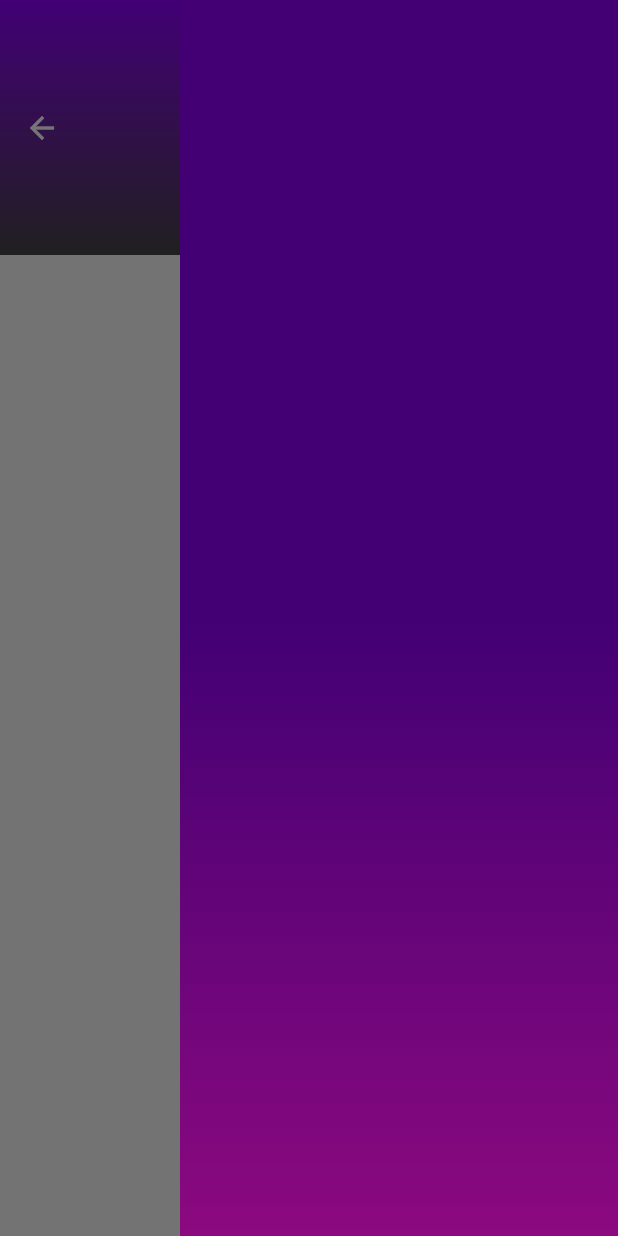
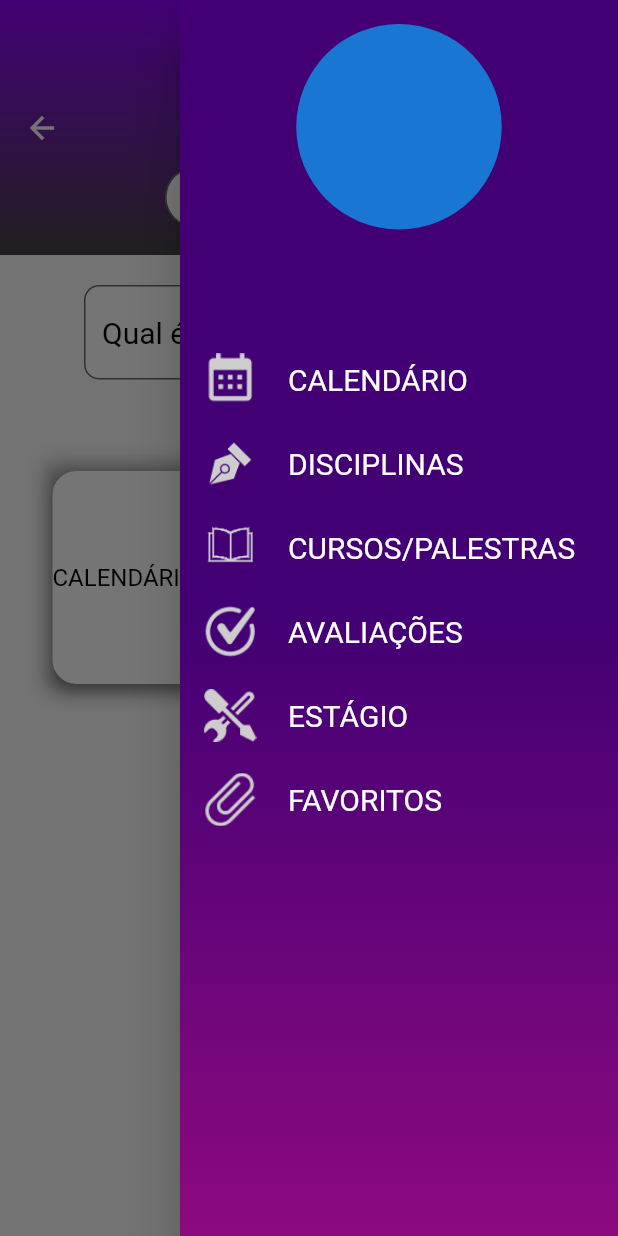
Before and after one commit to GabsJungles/info_unit_study, a Flutter app: the HomePage screen opened directly, with the side drawer open, on a phone screen of 412 x 824 dp. Run offline on Flutter 3.47's test engine with Material 2 defaults, Android fonts, the phone set to English and light mode, and no system bars; our stand-ins replace cloud_firestore, firebase_core, google_fonts; accounts and stored records are empty; statements that could not run were skipped.

Commit message:
final appbar, final drawer, search bar halfway done, user and card model work in progress

```diff
--- a/lib/config/theme.dart
+++ b/lib/config/theme.dart
@@ -27,7 +27,7 @@ ThemeData theme() {
       headline3: TextStyle(
         color: Colors.white,
         fontWeight: FontWeight.normal,
-        fontSize: 12,
+        fontSize: 20,
       ),
       //QUAL É A BOA E USER
       headline4: TextStyle(
--- /dev/null
+++ b/lib/models/card_post_model.dart
@@ -0,0 +1,61 @@
+import 'package:cloud_firestore/cloud_firestore.dart';
+import 'package:flutter/material.dart';
+
+class CardPost extends StatefulWidget {
+  final String text;
+
+  // final Timestamp time;
+
+  const CardPost({ Key? key,
+  required this.text,
+  // required this.time,
+   }) : super(key: key);
+
+  @override
+  State<CardPost> createState() => _CardPostState();
+}
+
+class _CardPostState extends State<CardPost> {
+  @override
+  Widget build(BuildContext context) {
+    return Center(
+                child: Container(
+                  decoration: const BoxDecoration(
+                    boxShadow: [
+                      BoxShadow(
+                        color: Color.fromARGB(255, 156, 155, 155),
+                        blurRadius: 10.0
+                      )
+                    ]
+                  ),
+                  width: 350,
+                  height: 150,
+                  child: Card(
+                    color: Colors.white,
+                    elevation: 4,
+                    shape: RoundedRectangleBorder(
+                        borderRadius: BorderRadius.circular(16)),
+                    child: Center(
+                      child: Row(
+                        mainAxisAlignment: MainAxisAlignment.start,
+                        children: [
+                            Column(
+                              mainAxisSize: MainAxisSize.min,
+                              mainAxisAlignment: MainAxisAlignment.start,
+                              crossAxisAlignment: CrossAxisAlignment.start,
+                              children: [
+                                Text(
+                                  widget.text,
+                                  style: Theme.of(context).textTheme.headline4!.copyWith(color: Colors.black)
+                                ),
+                              ],
+                            ),
+
+                        ],
+                      ),
+                    ),
+                  ),
+                ),
+              );
+  }
+}
--- /dev/null
+++ b/lib/models/user_model.dart
@@ -0,0 +1,19 @@
+import 'package:flutter/cupertino.dart';
+
+class User{
+  final String? id;
+  final String nome;
+  final String email;
+  final String curso;
+  final int periodo;
+  final NetworkImage avatarImage;
+
+  User({
+  required this.id,
+  required this.nome,
+  required this.email,
+  required this.curso,
+  required this.periodo,
+  required this.avatarImage,
+  });
+}
--- /dev/null
+++ b/lib/pages/calendario_page.dart
@@ -0,0 +1,29 @@
+import 'package:flutter/material.dart';
+import 'package:info_unity_study/models/card_post_model.dart';
+import 'package:info_unity_study/widgets/criar_post.dart';
+import 'package:info_unity_study/widgets/custom_appbar.dart';
+import 'package:info_unity_study/widgets/custom_drawer.dart';
+
+class CalendarioPage extends StatefulWidget {
+  const CalendarioPage({ Key? key }) : super(key: key);
+
+  @override
+  State<CalendarioPage> createState() => _CalendarioPageState();
+}
+
+class _CalendarioPageState extends State<CalendarioPage> {
+  @override
+  Widget build(BuildContext context) {
+    return  Scaffold(
+      endDrawer: CustomDrawer(),
+      appBar: CustomAppBar(title: 'CALENDÁRIO'),
+      body: Column(
+        children: [
+          CriarPost(),
+          SizedBox(height: 40),
+          CardPost(text: 'teste')
+        ],
+      ),
+    );
+  }
+}
--- a/lib/pages/home_page.dart
+++ b/lib/pages/home_page.dart
@@ -1,5 +1,7 @@
 
 import 'package:flutter/material.dart';
+import 'package:info_unity_study/models/card_post_model.dart';
+import 'package:info_unity_study/widgets/criar_post.dart';
 import 'package:info_unity_study/widgets/custom_appbar.dart';
 import 'package:info_unity_study/widgets/custom_drawer.dart';
 
@@ -28,9 +30,16 @@ class _HomePageState extends State<HomePage> {
 
   @override
   Widget build(BuildContext context) {
-    return const Scaffold(
+    return Scaffold(
       endDrawer: CustomDrawer(),
-      appBar: CustomAppBar(title: 'teste'),
+      appBar: CustomAppBar(title: 'INFO UNITY STUDY'),
+      body: Column(
+        children: [
+          CriarPost(),
+          SizedBox(height: 40),
+          CardPost(text: 'CALENDÁRIO')
+        ],
+      ),
     );
   }
 }
--- /dev/null
+++ b/lib/widgets/criar_post.dart
@@ -0,0 +1,36 @@
+import 'package:flutter/material.dart';
+
+class CriarPost extends StatefulWidget {
+  const CriarPost({ Key? key }) : super(key: key);
+
+  @override
+  State<CriarPost> createState() => _CriarPostState();
+}
+
+class _CriarPostState extends State<CriarPost> {
+  @override
+  Widget build(BuildContext context) {
+    return Row(
+      mainAxisAlignment: MainAxisAlignment.center,
+      children: [
+        Container(
+          margin: EdgeInsets.fromLTRB(20,20,20,0),
+          width: 300,
+          height: 80,
+          child: TextField(
+            decoration: InputDecoration(
+              hintText: 'Qual é a boa?',
+              hintStyle: Theme.of(context).textTheme.headline3!.copyWith(color: Colors.black),
+              filled: true,
+              fillColor: Colors.white,
+              border: OutlineInputBorder(
+                borderRadius: BorderRadius.circular(10),
+                borderSide: BorderSide(color: Colors.black)
+              )
+            ),
+          ),
+        ),
+      ],
+    );
+  }
+}
--- a/lib/widgets/custom_appbar.dart
+++ b/lib/widgets/custom_appbar.dart
@@ -1,5 +1,6 @@
 import 'package:flutter/material.dart';
 import 'package:info_unity_study/config/theme.dart';
+import 'package:info_unity_study/widgets/search_bar.dart';
 
 class CustomAppBar extends StatelessWidget with PreferredSizeWidget {
   final String title;
@@ -29,8 +30,6 @@ class CustomAppBar extends StatelessWidget with PreferredSizeWidget {
       elevation: 0,
       centerTitle: true,
      actions: [
-            Column(
-              children: [
             Builder(
               builder: ((context) {
                 return IconButton(
@@ -38,8 +37,6 @@ class CustomAppBar extends StatelessWidget with PreferredSizeWidget {
                     onPressed: () => Scaffold.of(context).openEndDrawer(),
                   );
               }),
-                ),
-              ],
             )
           ],
           title: Column(
@@ -54,19 +51,11 @@ class CustomAppBar extends StatelessWidget with PreferredSizeWidget {
                     fit: BoxFit.contain),
                     shape: BoxShape.circle),
                   ),
-                  const SizedBox(height: 20),
-              Text('INFO UNITY STUDY', style: Theme.of(context).textTheme.headline4),
+                  const SizedBox(height: 0),
+              Text(title, style: Theme.of(context).textTheme.headline3),
+              SearchBar(),
             ],
           ),
-      // actions: hasActions
-      //     ? [
-      //         IconButton(
-      //             icon: Icon(Icons.message,
-      //                 color: Colors.white),
-      //             onPressed: () {
-      //             }),
-      //       ]
-      //     : null,
     );
   }
 
--- a/lib/widgets/custom_drawer.dart
+++ b/lib/widgets/custom_drawer.dart
@@ -1,5 +1,6 @@
 import 'package:flutter/material.dart';
 import 'package:google_fonts/google_fonts.dart';
+import 'package:info_unity_study/pages/calendario_page.dart';
 
 class CustomDrawer extends StatefulWidget {
   const CustomDrawer({ Key? key }) : super(key: key);
@@ -7,7 +8,6 @@ class CustomDrawer extends StatefulWidget {
   @override
   State<CustomDrawer> createState() => _CustomDrawerState();
 }
-
 class _CustomDrawerState extends State<CustomDrawer> {
   var scaffoldKey = GlobalKey<ScaffoldState>();
   get align => null;
@@ -20,6 +20,8 @@ class _CustomDrawerState extends State<CustomDrawer> {
   Widget build(BuildContext context) {
     return Padding(
       padding: const EdgeInsets.only(left: 120.0),
+      child: Drawer(
+        //GRADIENTE DRAWER
              child: Container(
                decoration: const BoxDecoration(
           gradient: LinearGradient(
@@ -31,50 +33,134 @@ class _CustomDrawerState extends State<CustomDrawer> {
             Color(0xFF8C097F),
           ])
        ),
-        child: Scaffold(
-            key: scaffoldKey,
-            endDrawerEnableOpenDragGesture: false,
-            backgroundColor: Colors.transparent,
-            endDrawer: Drawer(
+               child: Expanded(
+                 child: SizedBox(
+                   height: 100,
                    child: ListView(
                      shrinkWrap: true,
                      children: [
-                   DrawerHeader(
+                       //DRAWER HEADER
+                       const DrawerHeader(
+                         decoration:  BoxDecoration(
+                           color: Color(0xFF420074),
+                         ),
+                         child:
+                          CircleAvatar(),
+                          ),
+                      const ListTile(
+                        title: Text('')
+                      ),
+                      //CALENDARIO
+                       ListTile(
+                        leading: Container(
+                          height: 35,
+                          width: 35,
                           decoration: const BoxDecoration(
-                       color: Colors.white,
+                            image: DecorationImage(
+                              image: AssetImage('lib/images/CALENDARIO.png'),
+                              fit: BoxFit.cover,
                             ),
-                     child: Container(
-                       height: 50,
-                       width: 50,
-                       color: Colors.pink,
-                       child: Column(
-                         children: [
-                           Text("Isabella McGinley",
-                               style: TextStyle(
-                                 color: Colors.white,
-                                 fontSize: 25,
-                                 fontFamily: GoogleFonts.signika().fontFamily
-                               )),
-                           Text("Aspiring Flutter Programmer",
-                               style: TextStyle(
-                                 color: const Color(0xFF704E2E),
-                                 fontSize: 13,
-                                 fontFamily: GoogleFonts.hind().fontFamily
+                            shape: BoxShape.rectangle,
+                          ),
+                        ),
+                        title: Text('CALENDÁRIO',
+                          style: Theme.of(context).textTheme.headline3
+                        ),
+                        onTap: () {
+                          Navigator.push(
+                            context,
+                            MaterialPageRoute(builder: ((context) => CalendarioPage())
                           )
+                          );
+                        },
+                       ),
+                       //DISCIPLINAS
+                       ListTile(
+                        leading: Container(
+                          height: 35,
+                          width: 35,
+                          decoration: const BoxDecoration(
+                            image: DecorationImage(
+                              image: AssetImage('lib/images/DISCIPLINAS.png'),
+                              fit: BoxFit.cover,
+                            ),
+                            shape: BoxShape.rectangle,
+                          ),
+                        ),
+                        title: Text('DISCIPLINAS',
+                          style: Theme.of(context).textTheme.headline3
+                        ),
+                       ),
+                       //CURSOS E PALESTRAS
+                       ListTile(
+                        leading: Container(
+                          height: 35,
+                          width: 35,
+                          decoration: const BoxDecoration(
+                            image: DecorationImage(
+                              image: AssetImage('lib/images/CURSOS.png'),
+                              fit: BoxFit.cover,
+                            ),
+                            shape: BoxShape.rectangle,
+                          ),
+                        ),
+                        title: Text('CURSOS/PALESTRAS',
+                          style: Theme.of(context).textTheme.headline3
+                        ),
+                       ),
+                       //AVALIAÇÕES
+                       ListTile(
+                        leading: Container(
+                          height: 35,
+                          width: 35,
+                          decoration: const BoxDecoration(
+                            image: DecorationImage(
+                              image: AssetImage('lib/images/AVALIACOES.png'),
+                              fit: BoxFit.cover,
+                            ),
+                            shape: BoxShape.rectangle,
+                          ),
+                        ),
+                        title: Text('AVALIAÇÕES',
+                          style: Theme.of(context).textTheme.headline3
+                        ),
+                       ),
+                       //ESTÁGIO
+                       ListTile(
+                        leading: Container(
+                          height: 35,
+                          width: 35,
+                          decoration: const BoxDecoration(
+                            image: DecorationImage(
+                              image: AssetImage('lib/images/ESTAGIO.png'),
+                              fit: BoxFit.cover,
+                            ),
+                            shape: BoxShape.rectangle,
+                          ),
+                        ),
+                        title: Text('ESTÁGIO',
+                          style: Theme.of(context).textTheme.headline3
+                        ),
+                       ),
+                       //FAVORITOS
+                       ListTile(
+                        leading: Container(
+                          height: 35,
+                          width: 35,
+                          decoration: const BoxDecoration(
+                            image: DecorationImage(
+                              image: AssetImage('lib/images/FAVORITOS.png'),
+                              fit: BoxFit.cover,
+                            ),
+                            shape: BoxShape.rectangle,
+                          ),
+                        ),
+                        title: Text('FAVORITOS',
+                          style: Theme.of(context).textTheme.headline3
+                        ),
                        ),
                      ],
                    ),
-                     )
-                   ),
-                   ListTile(
-                    leading: const Icon(Icons.email_outlined),
-                    title: Text('isabellabitt1@hotmail.com',
-                      style: TextStyle(
-                        fontFamily: GoogleFonts.ubuntu().fontFamily
-                      ),
-                    ),
-                   ),
-                 ],
                  ),
                ),
              ),
--- /dev/null
+++ b/lib/widgets/search_bar.dart
@@ -0,0 +1,30 @@
+import 'package:flutter/material.dart';
+
+class SearchBar extends StatefulWidget {
+  const SearchBar({ Key? key }) : super(key: key);
+
+  @override
+  State<SearchBar> createState() => _SearchBarState();
+}
+
+class _SearchBarState extends State<SearchBar> {
+  @override
+  Widget build(BuildContext context) {
+    return Container(
+      margin: EdgeInsets.fromLTRB(20,20,20,0),
+      width: 200,
+      height: 40,
+      child: TextField(
+        decoration: InputDecoration(
+          prefixIcon: Icon(Icons.search),
+          suffixIcon: Icon(Icons.analytics),
+          filled: true,
+          fillColor: Colors.white,
+          border: OutlineInputBorder(
+            borderRadius: BorderRadius.circular(20)
+          )
+        ),
+      ),
+    );
+  }
+}
```
Also changed, not shown: lib/images/AVALIACOES.png (added), lib/images/CALENDARIO.png (added), lib/images/CURSOS.png (added), lib/images/DISCIPLINAS.png (added), lib/images/ESTAGIO.png (added), lib/images/FAVORITOS.png (added). Lines whose indentation alone changed are shown as unchanged.
